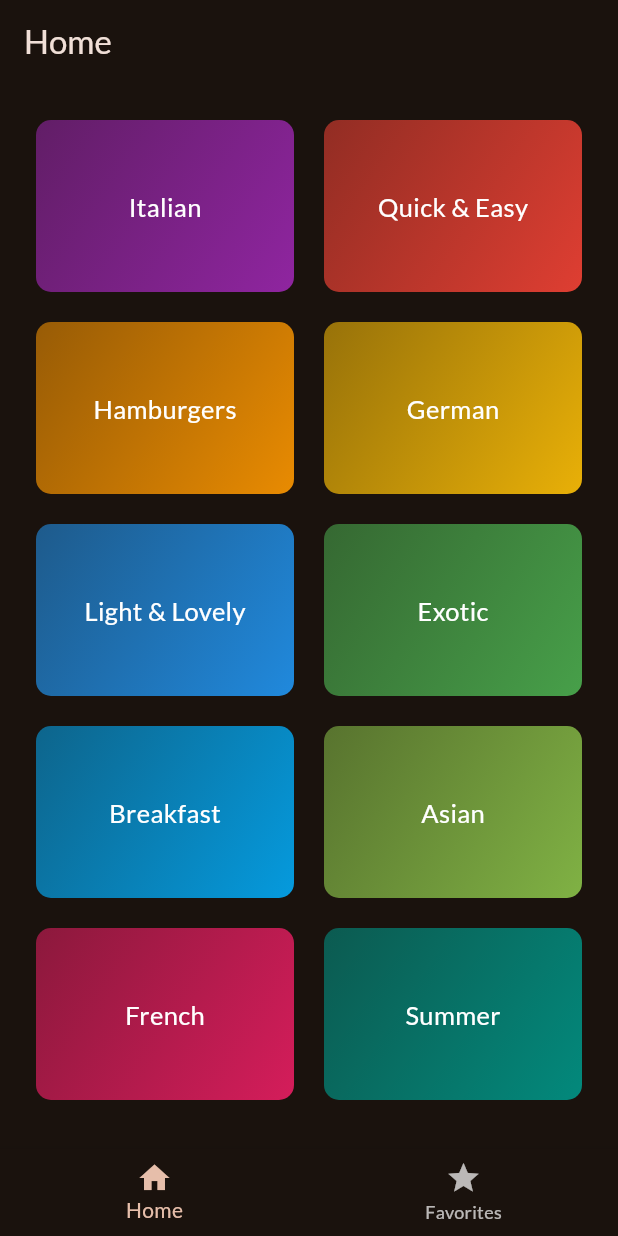
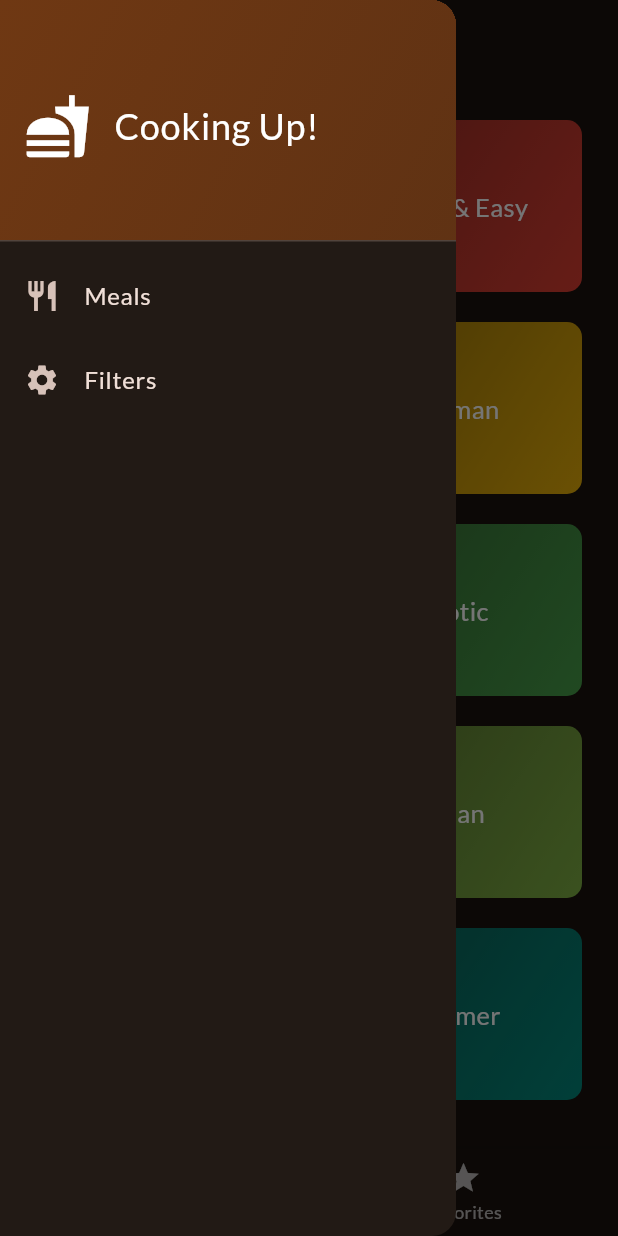
Before and after one commit to 3SyedShayan/Meals, a Flutter app: the screen it shows after launch, with the side drawer open (before the commit the screen has no drawer), on a phone screen of 412 x 824 dp. Run offline on Flutter 3.47's test engine with Material 3 defaults, Android fonts, the phone set to English and light mode, and no system bars; our stand-ins replace google_fonts, transparent_image.

Commit message:
Added Side Drawer

```diff
--- a/lib/screens/tab.dart
+++ b/lib/screens/tab.dart
@@ -2,6 +2,7 @@ import 'package:flutter/material.dart';
 import 'package:meals/models/meal.dart';
 import 'package:meals/screens/home.dart';
 import 'package:meals/screens/meals.dart';
+import 'package:meals/widgets/main_drawer.dart';
 
 class TabScreen extends StatefulWidget {
   const TabScreen({super.key});
@@ -37,6 +38,14 @@ class _TabScreenState extends State<TabScreen> {
     }
   }
 
+  void onDrawerUpdate(String drawerText) {
+    if (drawerText == "filters") {
+      //
+    } else {
+      Navigator.of(context).pop();
+    }
+  }
+
   void onUpdateTab(index) {
     setState(
       () {
@@ -57,6 +66,9 @@ class _TabScreenState extends State<TabScreen> {
       );
     }
     return Scaffold(
+      drawer: MainDrawer(
+        onDrawerSelection: onDrawerUpdate,
+      ),
       appBar: AppBar(
         title: currentIndex == 0 ? const Text('Home') : const Text('Favorites'),
       ),
--- /dev/null
+++ b/lib/widgets/main_drawer.dart
@@ -0,0 +1,61 @@
+import 'package:flutter/material.dart';
+
+class MainDrawer extends StatelessWidget {
+  MainDrawer({
+    super.key,
+    required this.onDrawerSelection,
+  });
+
+  void Function(String identifier) onDrawerSelection;
+  @override
+  Widget build(BuildContext context) {
+    return Drawer(
+      child: Column(
+        children: [
+          DrawerHeader(
+            decoration: BoxDecoration(
+              gradient: LinearGradient(
+                colors: [
+                  Theme.of(context).colorScheme.primaryContainer,
+                  Theme.of(context)
+                      .colorScheme
+                      .primaryContainer
+                      .withOpacity(0.8),
+                ],
+                begin: Alignment.topLeft,
+                end: Alignment.bottomRight,
+              ),
+            ),
+            child: Row(
+              children: [
+                Icon(
+                  Icons.fastfood,
+                  size: 45,
+                ),
+                SizedBox(width: 15),
+                Text(
+                  "Cooking Up!",
+                  style: TextStyle(fontSize: 24, color: Colors.white),
+                ),
+              ],
+            ),
+          ),
+          ListTile(
+            onTap: () {
+              onDrawerSelection('meals');
+            },
+            leading: Icon(Icons.restaurant),
+            title: Text("Meals"),
+          ),
+          ListTile(
+            onTap: () {
+              onDrawerSelection('filters');
+            },
+            leading: Icon(Icons.settings),
+            title: Text("Filters"),
+          ),
+        ],
+      ),
+    );
+  }
+}
```
